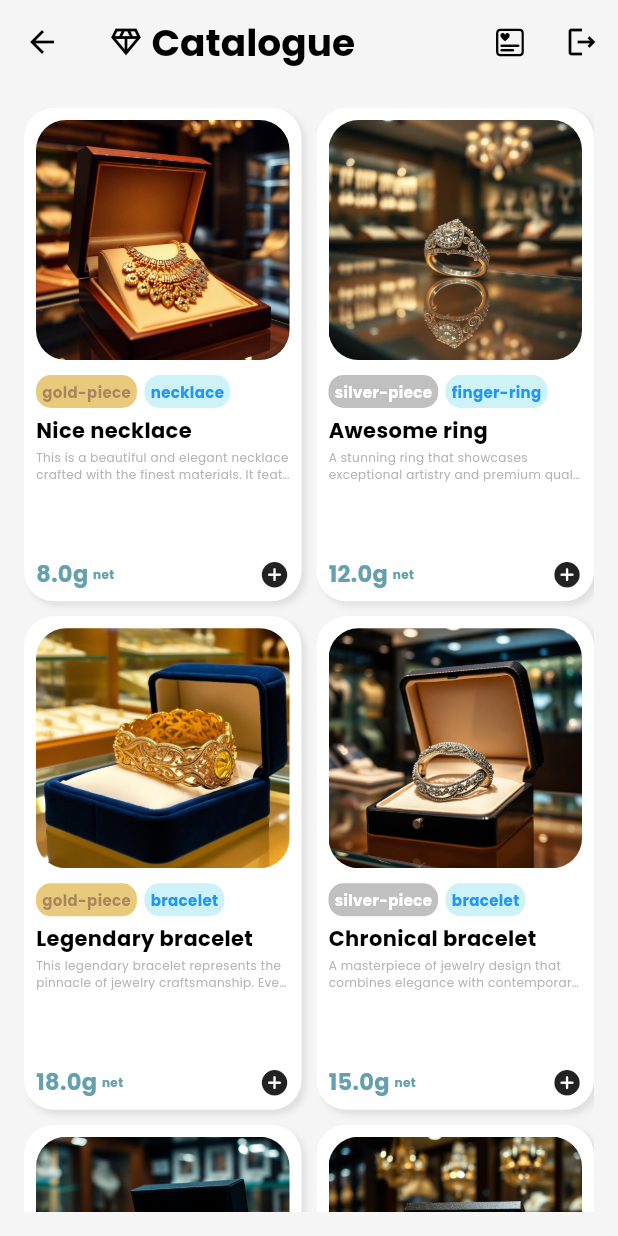
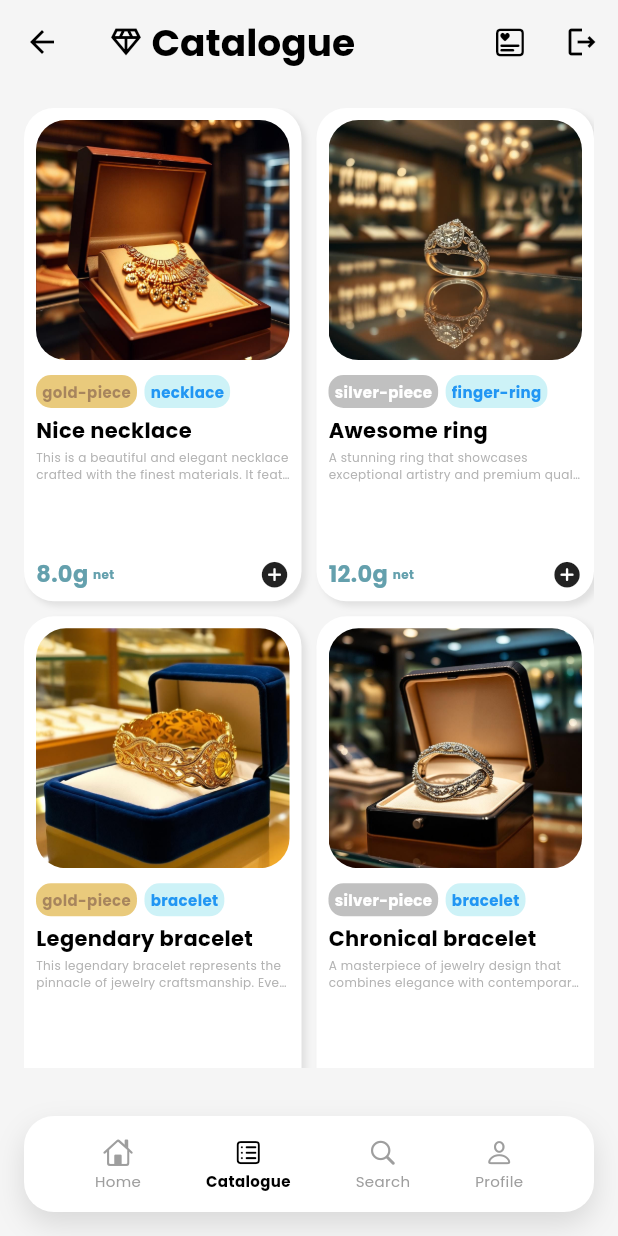
Before and after one commit to ArnavMK/khodaniya-jewellers, a Flutter app: the CatalogScreen screen opened by its route, on a phone screen of 412 x 824 dp. Run offline on Flutter 3.47's test engine with Material 3 defaults, Android fonts, the phone set to English and light mode, and no system bars; our stand-ins replace firebase_auth, firebase_core, flutter_bloc; accounts and stored records are empty.

Commit message:
Added tab bar, and placeholders for home, search and profile screens

```diff
--- a/lib/components/components.dart
+++ b/lib/components/components.dart
@@ -5,3 +5,4 @@ export 'text_input.dart';
 export 'type_macro.dart';
 export 'material_macro.dart';
 export 'item_detail_macro.dart';
+export 'floating_tab_bar.dart';
--- /dev/null
+++ b/lib/components/floating_tab_bar.dart
@@ -0,0 +1,165 @@
+import 'package:flutter/cupertino.dart';
+import 'package:flutter/material.dart';
+import 'package:khodaniya_jewellers/constants/constants.dart';
+
+enum Tabs {
+  home,
+  profile,
+  catalogue,
+  search
+}
+
+
+class TabBarCreator {
+  static Widget create({
+    required BuildContext context,
+    required Tabs currentTab,
+  }) {
+    return Positioned(
+      left: 16,
+      right: 16,
+      bottom: 16,
+      child: SafeArea(
+        minimum: const EdgeInsets.all(8),
+        child: FloatingTabBar(
+          currentTab: currentTab,
+          onTap: (tab) {
+            switch (tab) {
+              case Tabs.search:
+                Navigator.of(context).pushNamedAndRemoveUntil(AppRoutes.search, (_) => false);
+                break;
+              case Tabs.profile:
+                Navigator.of(context).pushNamedAndRemoveUntil(AppRoutes.profile, (_) => false);
+                break;
+              case Tabs.catalogue:
+                Navigator.of(context).pushNamedAndRemoveUntil(AppRoutes.catalog, (_) => false);
+                break;
+              case Tabs.home:
+                Navigator.of(context).pushNamedAndRemoveUntil(AppRoutes.home, (_) => false);
+                break;
+            }
+          },
+        ),
+      ),
+    );
+  }
+
+  static Widget bottomPinned({
+    required BuildContext context,
+    required Tabs currentTab,
+  }) {
+    return SafeArea(
+      minimum: const EdgeInsets.all(16),
+      child: FloatingTabBar(
+        currentTab: currentTab,
+        onTap: (tab) {
+          switch (tab) {
+            case Tabs.search:
+              Navigator.of(context).pushNamedAndRemoveUntil(AppRoutes.search, (_) => false);
+              break;
+            case Tabs.profile:
+              Navigator.of(context).pushNamedAndRemoveUntil(AppRoutes.profile, (_) => false);
+              break;
+            case Tabs.catalogue:
+              Navigator.of(context).pushNamedAndRemoveUntil(AppRoutes.catalog, (_) => false);
+              break;
+            case Tabs.home:
+              Navigator.of(context).pushNamedAndRemoveUntil(AppRoutes.home, (_) => false);
+              break;
+          }
+        },
+      ),
+    );
+  }
+}
+
+class FloatingTabBar extends StatelessWidget {
+  final Tabs currentTab;
+  final ValueChanged<Tabs>? onTap;
+
+  const FloatingTabBar({super.key, required this.currentTab, this.onTap});
+
+  @override
+  Widget build(BuildContext context) {
+    return Container(
+      decoration: BoxDecoration(
+        color: Colors.white,
+        borderRadius: BorderRadius.circular(20),
+        boxShadow: [
+          BoxShadow(
+            color: Colors.black.withAlpha(30),
+            blurRadius: 16,
+            offset: const Offset(0, 8),
+          )
+        ],
+      ),
+      padding: const EdgeInsets.symmetric(horizontal: 12, vertical: 8),
+      child: Row(
+        mainAxisAlignment: MainAxisAlignment.spaceEvenly,
+        children: [
+          _TabItem(
+            icon: CupertinoIcons.house,
+            label: 'Home',
+            active: currentTab == Tabs.home,
+            onTap: () => onTap?.call(Tabs.home),
+          ),
+          _TabItem(
+            icon: CupertinoIcons.square_list,
+            label: 'Catalogue',
+            active: currentTab == Tabs.catalogue,
+            onTap: () => onTap?.call(Tabs.catalogue),
+          ),
+          _TabItem(
+            icon: CupertinoIcons.search,
+            label: 'Search',
+            active: currentTab == Tabs.search,
+            onTap: () => onTap?.call(Tabs.search),
+          ),
+          _TabItem(
+            icon: CupertinoIcons.person,
+            label: 'Profile',
+            active: currentTab == Tabs.profile,
+            onTap: () => onTap?.call(Tabs.profile),
+          ),
+        ],
+      ),
+    );
+  }
+}
+
+class _TabItem extends StatefulWidget {
+  final IconData icon;
+  final String label;
+  final bool active;
+  final VoidCallback onTap;
+
+  const _TabItem({required this.icon, required this.label, required this.active, required this.onTap});
+
+  @override
+  State<_TabItem> createState() => _TabItemState();
+}
+
+class _TabItemState extends State<_TabItem> {
+  @override
+  Widget build(BuildContext context) {
+    final Color color = widget.active ? Colors.black : Colors.grey;
+    return InkWell(
+      borderRadius: BorderRadius.circular(12),
+      onTap: widget.onTap,
+      child: Padding(
+        padding: const EdgeInsets.symmetric(horizontal: 8, vertical: 6),
+        child: Column(
+          mainAxisSize: MainAxisSize.min,
+          children: [
+            Icon(widget.icon, size: 20, color: color),
+            const SizedBox(height: 2),
+            Text(
+              widget.label,
+              style: TextStyle(fontSize: 10, color: color, fontWeight: widget.active ? FontWeight.w600 : FontWeight.w500),
+            ),
+          ],
+        ),
+      ),
+    );
+  }
+}
--- a/lib/components/item_tile.dart
+++ b/lib/components/item_tile.dart
@@ -8,10 +8,12 @@ import 'package:user_repository/user_repository.dart';
 
 class ItemTile extends StatefulWidget {
   final Item item;
+  final VoidCallback? onFavoriteChanged;
 
   const ItemTile({
     super.key,
-    required this.item
+    required this.item,
+    this.onFavoriteChanged,
   });
 
   @override
@@ -118,14 +120,15 @@ class _ItemTileState extends State<ItemTile> {
                   GestureDetector(
                     onTap: () {
                       setState(() {
-                        if (widget.item.isFavorite) {
-                          UserRepository.instance.currentUser?.removeItemFromFavorites(widget.item);
-                          widget.item.isFavorite = false;
+                        final user = UserRepository.instance.currentUser;
+                        if (user == null) return;
+                        if (user.isFavorite(widget.item)) {
+                          user.removeItemFromFavorites(widget.item);
+                        } else {
+                          user.addItemToFavorites(widget.item);
                         }
-                        else {
-                          UserRepository.instance.currentUser?.addItemToFavorites(widget.item);
-                          widget.item.isFavorite = true;
-                        }
+                        // notify parent to refresh if needed
+                        widget.onFavoriteChanged?.call();
                       });
                     },
                     child: _getIcon(),
@@ -140,7 +143,9 @@ class _ItemTileState extends State<ItemTile> {
   }
 
   Icon _getIcon() {
-    if (widget.item.isFavorite) {
+    final user = UserRepository.instance.currentUser;
+    final isFav = user?.isFavorite(widget.item) ?? false;
+    if (isFav) {
       return Icon(
         CupertinoIcons.minus_circle_fill,
         size: 20,
--- a/lib/constants/routes.dart
+++ b/lib/constants/routes.dart
@@ -2,6 +2,7 @@
 class AppRoutes {
   static const String home = '/home'; // where all the posts about offers and discounts are shown
   static const String catalog = '/catalog'; // catalog page with all items
+  static const String search = '/search'; // catalog page with all items
   static const String splash = '/splash'; // loading assets and checking for logged in user
   static const String login = '/login'; // login page
   static const String register = '/register'; // registration page
--- a/lib/main.dart
+++ b/lib/main.dart
@@ -34,12 +34,11 @@ void main() async {
           AppRoutes.splash: (context) => const SplashScreen(),
           AppRoutes.login: (context) => const LoginScreen(),
           AppRoutes.register: (context) => const RegisterScreen(),
-          // AppRoutes.home: (context) => const HomeScreen(),
+          AppRoutes.home: (context) => const HomeScreen(),
           AppRoutes.catalog: (context) => const CatalogScreen(),
-          // AppRoutes.profile: (context) => const ProfileScreen(),
-          // AppRoutes.settings: (context) => const SettingsScreen(),
-          // AppRoutes.itemDetails: (context) => const ItemDetailsScreen(item),
+          AppRoutes.profile: (context) => const ProfileScreen(),
           AppRoutes.favorites: (context) => const FavoritesScreen(),
+          AppRoutes.search: (context) => const SearchScreen(),
         },
       ),
     )
--- a/lib/screens/application/catalog_screen.dart
+++ b/lib/screens/application/catalog_screen.dart
@@ -1,11 +1,11 @@
 import 'package:flutter/cupertino.dart';
 import 'package:flutter/material.dart';
 import 'dart:ui';
-import 'package:khodaniya_jewellers/components/item_tile.dart';
 import 'package:khodaniya_jewellers/constants/constants.dart';
 import 'package:stock_repository/database/stock_database.dart';
 import 'package:stock_repository/models/models.dart';
 import 'package:user_repository/user_repository.dart';
+import 'package:khodaniya_jewellers/components/components.dart';
 
 class CatalogScreen extends StatefulWidget {
   const CatalogScreen({super.key});
@@ -47,8 +47,9 @@ class _CatalogScreenState extends State<CatalogScreen> {
         ),
         actions: [
           IconButton(
-            onPressed: () {
-              Navigator.of(context).pushNamed(AppRoutes.favorites);
+            onPressed: () async {
+              await Navigator.of(context).pushNamed(AppRoutes.favorites);
+              if (mounted) setState(() {});
             },
             icon: Icon(CupertinoIcons.square_favorites_alt),
           ),
@@ -61,18 +62,15 @@ class _CatalogScreenState extends State<CatalogScreen> {
           )
         ],
       ),
-      body: Padding(
+      body: Stack(
+        children: [
+          Padding(
             padding: const EdgeInsets.all(16.0),
             child: LayoutBuilder(
               builder: (context, constraints) {
-            // Calculate number of columns based on screen width
-            // Desired tile width: 200px (160px image + 40px padding/margins)
-            // Add spacing between tiles
                 double desiredTileWidth = 200.0;
                 double spacing = 10.0;
                 int crossAxisCount = ((constraints.maxWidth - (2 * 16.0)) / (desiredTileWidth + spacing)).floor();
-
-            // Ensure at least 2 columns and at most 4 columns
                 crossAxisCount = crossAxisCount.clamp(2, 4);
 
                 return GridView.builder(
@@ -91,6 +89,9 @@ class _CatalogScreenState extends State<CatalogScreen> {
               },
             ),
           ),
+        ],
+      ),
+      bottomNavigationBar: TabBarCreator.bottomPinned(context: context, currentTab: Tabs.catalogue),
     );
   }
 }
--- a/lib/screens/landing/splash_screen.dart
+++ b/lib/screens/landing/splash_screen.dart
@@ -58,7 +58,6 @@ class _SplashScreenState extends State<SplashScreen> {
                 ),
                 const SizedBox(height: 10),
                 CircularProgressIndicator(color: AppColors.secondary),
-
               ],
             ),
           ),
--- a/lib/screens/screens.dart
+++ b/lib/screens/screens.dart
@@ -3,4 +3,7 @@ export 'auth/register_screen.dart';
 export 'landing/splash_screen.dart';
 export 'application/catalog_screen.dart';
 export 'application/item_details_screen.dart';
+export 'application/profile_screen.dart';
 export 'application/favorites_screen.dart';
+export 'application/home_screen.dart';
+export 'application/search_screen.dart';
--- a/packages/user_repository/lib/src/models/app_user.dart
+++ b/packages/user_repository/lib/src/models/app_user.dart
@@ -28,6 +28,7 @@ class AppUser {
   });
 
   void addItemToFavorites(Item item) {
+    // avoid duplicates by id
     _favorites.add(item);
   }
 
@@ -41,6 +42,10 @@ class AppUser {
 
   Item getFavoriteItemWithIndex(int index) {
     return _favorites[index];
+  }
+
+  bool isFavorite(Item item) {
+    return _favorites.any((i) => i.id == item.id);
   }
 
   static AppUser empty = AppUser(userId: "", name: "", email: "");
```
Also changed, not shown: lib/screens/application/favorites_screen.dart (+10 -3 lines), lib/screens/application/home_screen.dart (added, +34 -0 lines), lib/screens/application/profile_screen.dart (added, +207 -0 lines), lib/screens/application/search_screen.dart (added, +35 -0 lines), lib/screens/auth/login_screen.dart (+9 -7 lines), 1 other file. Lines whose indentation alone changed are shown as unchanged.
